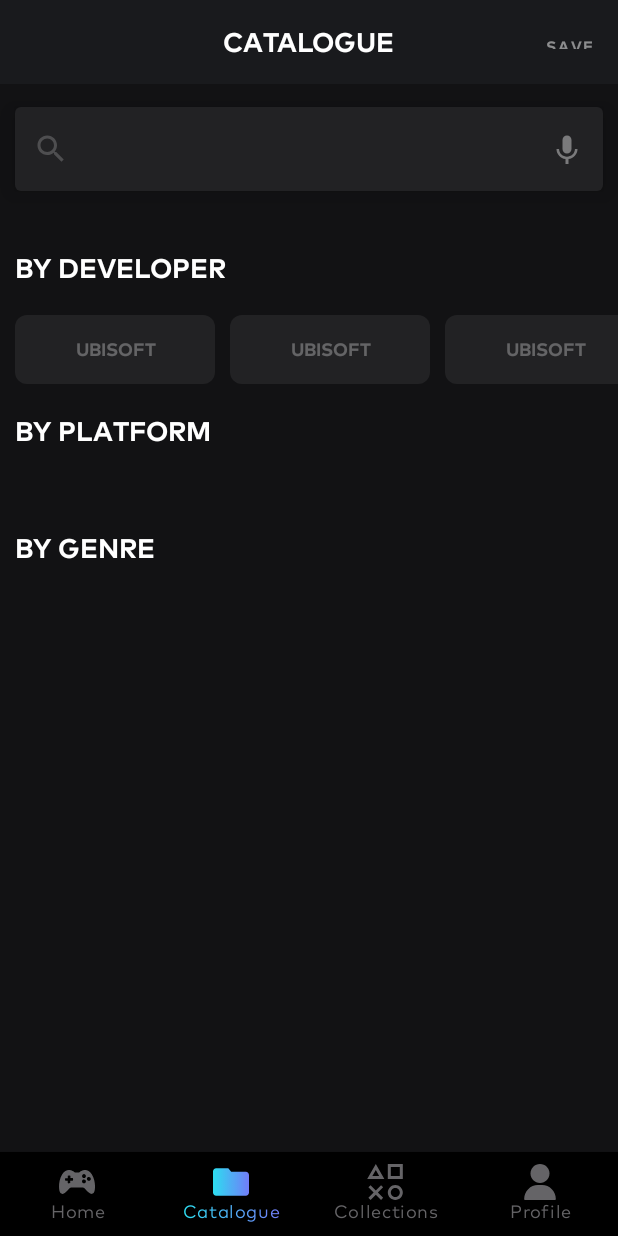
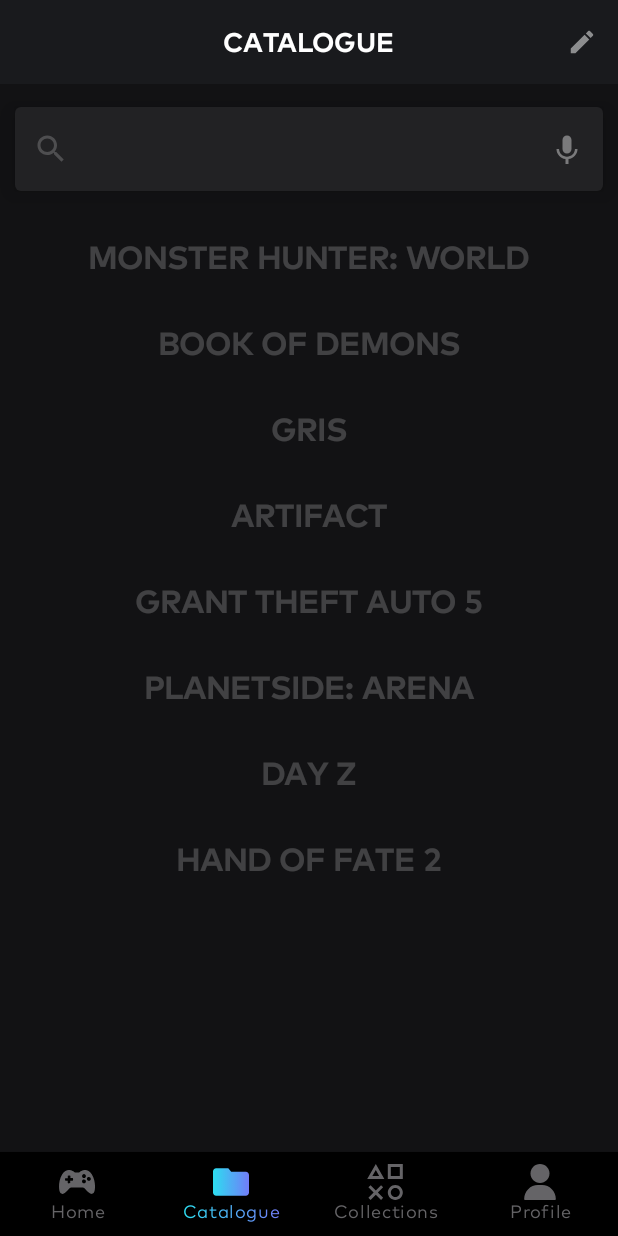
Before and after one commit to FabledTria5/InGameCompose, an Android app built with Jetpack Compose: the catalogue screen opened through its navigation route, on a phone screen of 412 x 824 dp. Run offline under Robolectric (Android 15) with nearby library versions, the phone set to English and light mode, and no system bars; our stand-ins replace Dagger/Hilt's generated code, accompanist; network calls fail.

Commit message:
Сделал заглушку для экрана поиска

```diff
--- a/features/catalogue/src/main/java/com/fabledt5/catalogue/items/CatalogueSearchSection.kt
+++ b/features/catalogue/src/main/java/com/fabledt5/catalogue/items/CatalogueSearchSection.kt
@@ -1,8 +1,47 @@
 package com.fabledt5.catalogue.items
 
+import androidx.compose.foundation.layout.Box
+import androidx.compose.foundation.layout.PaddingValues
+import androidx.compose.foundation.layout.fillMaxWidth
+import androidx.compose.foundation.layout.padding
+import androidx.compose.foundation.lazy.LazyColumn
+import androidx.compose.foundation.lazy.items
+import androidx.compose.material.Text
 import androidx.compose.runtime.Composable
+import androidx.compose.ui.Alignment
+import androidx.compose.ui.Modifier
+import androidx.compose.ui.graphics.Color
+import androidx.compose.ui.res.stringArrayResource
+import androidx.compose.ui.text.font.FontWeight
+import androidx.compose.ui.unit.dp
+import androidx.compose.ui.unit.sp
+import com.fabledt5.catalogue.R
+import com.fabledt5.common.theme.Mark
 
 @Composable
 fun CatalogueSearchSection() {
+    ShowSearchSuggestions()
+}
 
+@Composable
+fun ShowSearchSuggestions() {
+    val suggestionsList = stringArrayResource(id = R.array.search_suggestions)
+    LazyColumn(modifier = Modifier.fillMaxWidth(), contentPadding = PaddingValues(top = 15.dp)) {
+        items(suggestionsList) { suggestion ->
+            Box(
+                modifier = Modifier
+                    .padding(vertical = 15.dp)
+                    .fillMaxWidth(),
+                contentAlignment = Alignment.Center
+            ) {
+                Text(
+                    text = suggestion.uppercase(),
+                    color = Color.White.copy(alpha = .2f),
+                    fontFamily = Mark,
+                    fontWeight = FontWeight.Bold,
+                    fontSize = 21.sp
+                )
+            }
+        }
+    }
 }
--- a/features/catalogue/src/main/java/com/fabledt5/catalogue/screens/CatalogueScreen.kt
+++ b/features/catalogue/src/main/java/com/fabledt5/catalogue/screens/CatalogueScreen.kt
@@ -31,7 +31,7 @@
 @SuppressLint("UnusedMaterialScaffoldPaddingParameter")
 @Composable
 fun CatalogueScreen() {
-    var isFiltersListOpen by remember { mutableStateOf(true) }
+    var isFiltersListOpen by remember { mutableStateOf(false) }
 
     Scaffold(
         modifier = Modifier.fillMaxSize(),
--- a/features/catalogue/src/main/res/values/strings.xml
+++ b/features/catalogue/src/main/res/values/strings.xml
@@ -8,4 +8,15 @@
     <string name="by_developer">By developer</string>
     <string name="by_platform">By platform</string>
     <string name="by_genre">By genre</string>
+
+    <string-array name="search_suggestions">
+        <item>Monster hunter: world</item>
+        <item>Book of demons</item>
+        <item>Gris</item>
+        <item>Artifact</item>
+        <item>Grant theft auto 5</item>
+        <item>Planetside: arena</item>
+        <item>Day Z</item>
+        <item>Hand of fate 2</item>
+    </string-array>
 </resources>
```
